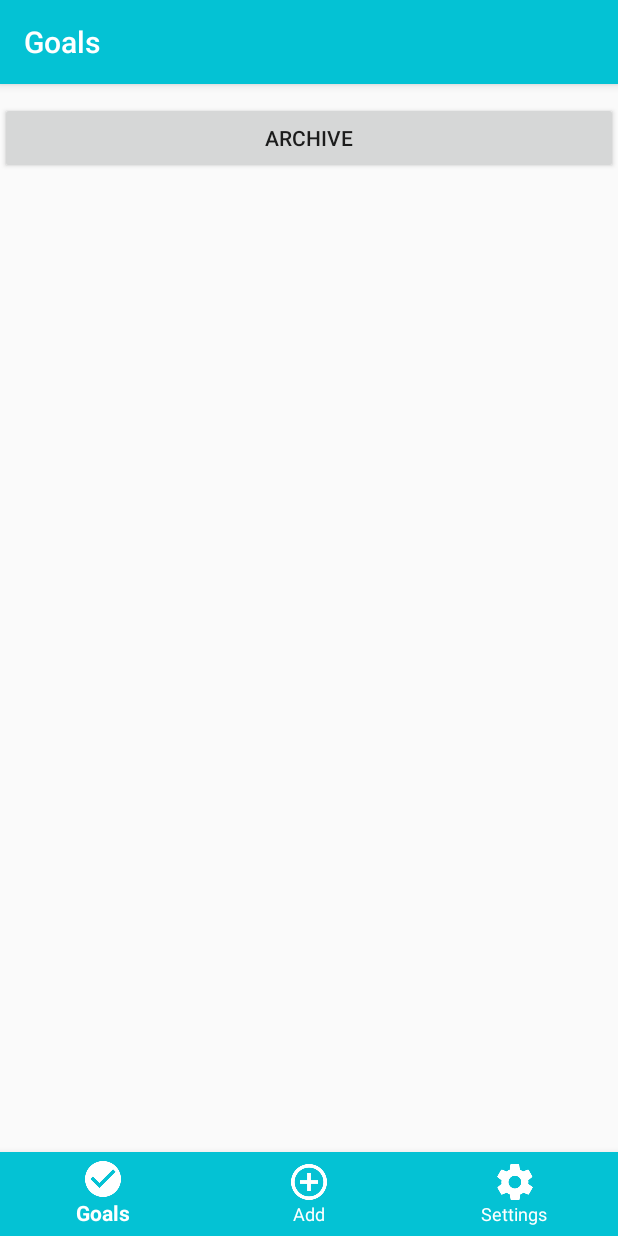
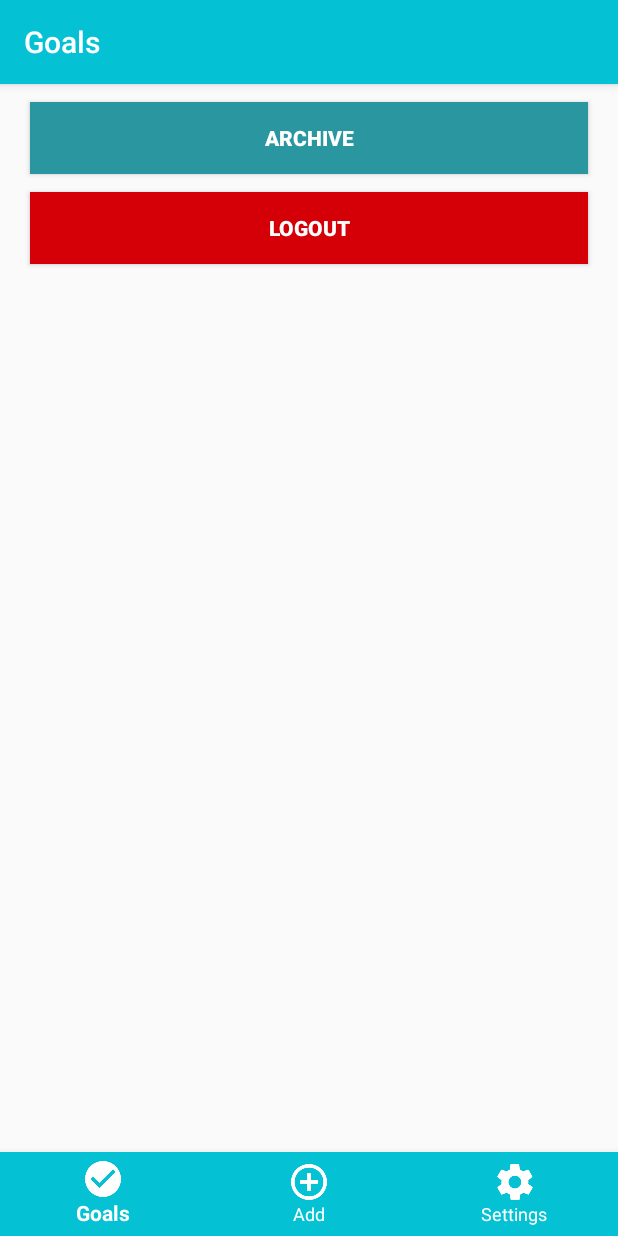
Before and after one commit to Airono/Goals, an Android app: the SettingActivity screen opened directly, with no data from a screen before it, on a phone screen of 412 x 824 dp. Run offline under Robolectric (Android 15) with nearby library versions, the phone set to English and light mode, and no system bars; libraries missing offline, so code that uses them is left out: com.vk.sdk.

Commit message:
Add logout

```diff
--- a/app/src/main/java/com/sanyusha/goals/activities/GoalListActivity.java
+++ b/app/src/main/java/com/sanyusha/goals/activities/GoalListActivity.java
@@ -176,7 +176,7 @@ public class GoalListActivity extends AppCompatActivity implements SwipeRefreshL
                     startActivity(intent);
                     return true;
                 case R.id.action_item3:
-                    intent = new Intent(getApplicationContext(), ArchiveActivity.class);
+                    intent = new Intent(getApplicationContext(), SettingActivity.class);
                     startActivity(intent);
                     return true;
             }
--- a/app/src/main/java/com/sanyusha/goals/activities/SettingActivity.java
+++ b/app/src/main/java/com/sanyusha/goals/activities/SettingActivity.java
@@ -1,6 +1,5 @@
 package com.sanyusha.goals.activities;
 
-import android.app.Activity;
 import android.content.Intent;
 import android.os.Bundle;
 import android.support.annotation.NonNull;
@@ -9,13 +8,13 @@ import android.support.v7.app.AppCompatActivity;
 import android.util.Log;
 import android.view.MenuItem;
 import android.view.View;
-import android.widget.Button;
 
 import com.sanyusha.goals.R;
+import com.vk.sdk.VKSdk;
 
-public class SettingActivity extends AppCompatActivity implements View.OnClickListener {
+public class SettingActivity extends AppCompatActivity {
 
-    Button archiveButton;
+    private static final String TAG = "test";
 
     private BottomNavigationView.OnNavigationItemSelectedListener mOnNavigationItemSelectedListener
             = new BottomNavigationView.OnNavigationItemSelectedListener() {
@@ -27,12 +26,10 @@ public class SettingActivity extends AppCompatActivity implements View.OnClickLi
                 case R.id.action_item1:
                     Intent intent = new Intent(getApplicationContext(), GoalListActivity.class);
                     startActivity(intent);
-                    Log.d("test", "in List");
                     return true;
                 case R.id.action_item2:
                     intent = new Intent(getApplicationContext(), NewGoalActivity.class);
                     startActivity(intent);
-                    Log.d("test", "move to NewGoal");
                     return true;
                 case R.id.action_item3:
                     return true;
@@ -49,14 +46,16 @@ public class SettingActivity extends AppCompatActivity implements View.OnClickLi
 
         BottomNavigationView navigation = (BottomNavigationView) findViewById(R.id.navigation);
         navigation.setOnNavigationItemSelectedListener(mOnNavigationItemSelectedListener);
-
-        archiveButton = (Button) findViewById(R.id.archive_button);
-        archiveButton.setOnClickListener(this);
     }
 
-    @Override
-    public void onClick(View v) {
+    public void archiveButton(View v) {
         Intent intent = new Intent(getApplicationContext(), ArchiveActivity.class);
         startActivity(intent);
     }
+
+    public void logoutButton(View v) {
+        VKSdk.logout();
+        Intent intent = new Intent(getApplicationContext(), StartActivity.class);
+        startActivity(intent);
+    }
 }
--- a/app/src/main/res/layout/activity_setting.xml
+++ b/app/src/main/res/layout/activity_setting.xml
@@ -8,22 +8,42 @@
     android:layout_height="match_parent"
     tools:context="com.sanyusha.goals.activities.SettingActivity">
 
-    <RelativeLayout
+    <LinearLayout
         android:id="@+id/frame_layout"
         android:layout_width="match_parent"
         android:layout_height="match_parent"
         android:layout_above="@+id/navigation"
+        android:orientation="vertical"
         android:animateLayoutChanges="true">
 
         <Button
             android:id="@+id/archive_button"
             android:layout_width="match_parent"
             android:layout_height="wrap_content"
-            android:layout_alignParentStart="true"
-            android:layout_alignParentTop="true"
+            android:layout_marginBottom="6dp"
+            android:layout_marginLeft="20dp"
+            android:layout_marginRight="20dp"
             android:layout_marginTop="12dp"
-            android:text="@string/archive" />
-    </RelativeLayout>
+            android:background="@color/colorPrimaryDark"
+            android:text="@string/archive"
+            android:textColor="@color/buttonTextColor"
+            android:textStyle="bold"
+            android:onClick="archiveButton"/>
+
+        <Button
+            android:id="@+id/logout_button"
+            android:layout_width="match_parent"
+            android:layout_height="wrap_content"
+            android:layout_marginBottom="6dp"
+            android:layout_marginLeft="20dp"
+            android:layout_marginRight="20dp"
+            android:layout_marginTop="6dp"
+            android:background="@color/vk_logout"
+            android:text="@string/logout"
+            android:textColor="@color/buttonTextColor"
+            android:textStyle="bold"
+            android:onClick="logoutButton"/>
+    </LinearLayout>
 
     <android.support.design.widget.BottomNavigationView
         android:id="@+id/navigation"
--- a/app/src/main/res/values/colors.xml
+++ b/app/src/main/res/values/colors.xml
@@ -14,4 +14,5 @@
     <color name="greenSwipe">#62ba04</color>
     <color name="progressBar">#1952ED</color>
     <color name="yellowArchive">#ffd900</color>
+    <color name="vk_logout">#d50007</color>
 </resources>
--- a/app/src/main/res/values/strings.xml
+++ b/app/src/main/res/values/strings.xml
@@ -19,6 +19,7 @@
     <string name="error">Error</string>
     <string name="errorLoading">Error of loading</string>
     <string name="time">Time is up</string>
+    <string name="logout">Logout</string>
     <string-array name="spinner_list_item_array">
         <item>All</item>
         <item>Week</item>
```
Also changed, not shown: app/src/main/java/com/sanyusha/goals/activities/ArchiveActivity.java (+6 -4 lines), app/src/main/java/com/sanyusha/goals/activities/StartActivity.java (+4 -21 lines), 1 other file.
